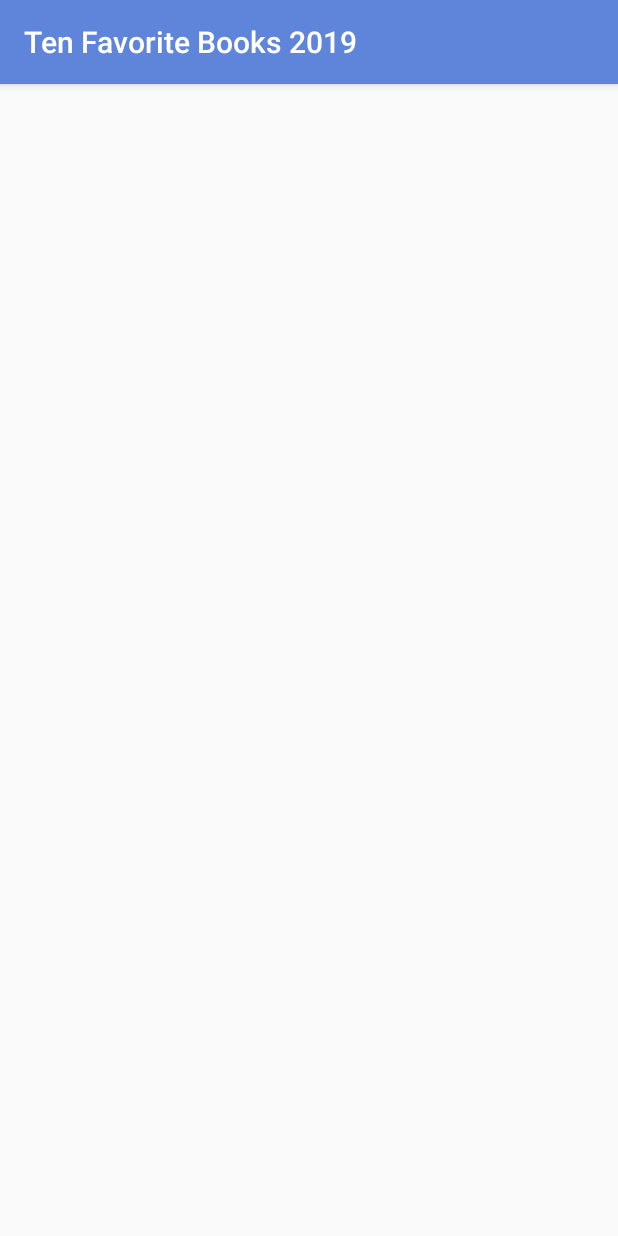
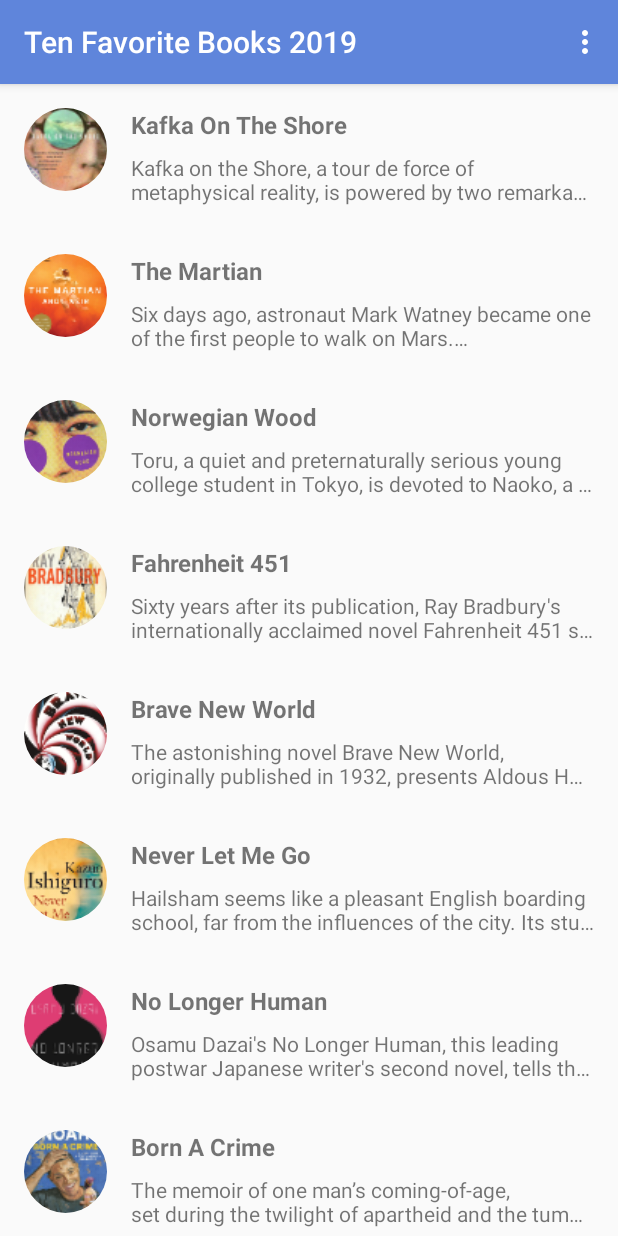
Before and after one commit to Torrent4Dayz/TenFavoriteBooks2019, an Android app: the screen it shows after launch (MainActivity), on a phone screen of 412 x 824 dp. Run offline under Robolectric (Android 15) with nearby library versions, the phone set to English and light mode, and no system bars; our stand-ins replace CircleImageView.

Commit message:
New GridView

```diff
--- a/app/src/main/java/com/dicoding/picodiploma/tenfavoritebooks2019/BookData.kt
+++ b/app/src/main/java/com/dicoding/picodiploma/tenfavoritebooks2019/BookData.kt
@@ -32,5 +32,41 @@ object BookData {
             "\n" +
             "Guy Montag is a fireman. His job is to destroy the most illegal of commodities, the printed book, along with the houses in which they are hidden. Montag never questions the destruction and ruin his actions produce, returning each day to his bland life and wife, Mildred, who spends all day with her television \"family.\" But when he meets an eccentric young neighbor, Clarisse, who introduces him to a past where people didn't live in fear and to a present where one sees the world through the ideas in books instead of the mindless chatter of television, Montag begins to question everything he has ever known.\n" +
             "\n" +
-            "The sixtieth-anniversary edition commemorates Ray Bradbury's masterpiece with a new introduction by Neil Gaiman; personal essays on the genesis of the novel by the author; a wealth of critical essays and reviews by Nelson Algren, Harold Bloom, Margaret Atwood, and others; rare manuscript pages and sketches from Ray Bradbury's personal archive; and much more. Here, at last, is the definitive edition of a classic of world literature.")
+            "The sixtieth-anniversary edition commemorates Ray Bradbury's masterpiece with a new introduction by Neil Gaiman; personal essays on the genesis of the novel by the author; a wealth of critical essays and reviews by Nelson Algren, Harold Bloom, Margaret Atwood, and others; rare manuscript pages and sketches from Ray Bradbury's personal archive; and much more. Here, at last, is the definitive edition of a classic of world literature.",
+    "The astonishing novel Brave New World, originally published in 1932, presents Aldous Huxley's vision of the future--of a world utterly transformed. Through the most efficient scientific and psychological engineering, people are genetically designed to be passive and therefore consistently useful to the ruling class. This powerful work of speculative fiction sheds a blazing critical light on the present and is considered to be Aldous Huxley's most enduring masterpiece.",
+    "Hailsham seems like a pleasant English boarding school, far from the influences of the city. Its students are well tended and supported, trained in art and literature, and become just the sort of people the world wants them to be. But, curiously, they are taught nothing of the outside world and are allowed little contact with it.\n" +
+            "\n" +
+            "Within the grounds of Hailsham, Kathy grows from schoolgirl to young woman, but it’s only when she and her friends Ruth and Tommy leave the safe grounds of the school (as they always knew they would) that they realize the full truth of what Hailsham is.\n" +
+            "\n" +
+            "Never Let Me Go breaks through the boundaries of the literary novel. It is a gripping mystery, a beautiful love story, and also a scathing critique of human arrogance and a moral examination of how we treat the vulnerable and different in our society. In exploring the themes of memory and the impact of the past, Ishiguro takes on the idea of a possible future to create his most moving and powerful book to date.",
+    "Osamu Dazai's No Longer Human, this leading postwar Japanese writer's second novel, tells the poignant and fascinating story of a young man who is caught between the breakup of the traditions of a northern Japanese aristocratic family and the impact of Western ideas. In consequence, he feels himself \"disqualified from being human\" (a literal translation of the Japanese title).",
+    "The memoir of one man’s coming-of-age, set during the twilight of apartheid and the tumultuous days of freedom that followed.\n" +
+            "\n" +
+            "Trevor Noah’s unlikely path from apartheid South Africa to the desk of The Daily Show began with a criminal act: his birth. Trevor was born to a white Swiss father and a black Xhosa mother at a time when such a union was punishable by five years in prison. Living proof of his parents’ indiscretion, Trevor was kept mostly indoors for the earliest years of his life, bound by the extreme and often absurd measures his mother took to hide him from a government that could, at any moment, steal him away. Finally liberated by the end of South Africa’s tyrannical white rule, Trevor and his mother set forth on a grand adventure, living openly and freely and embracing the opportunities won by a centuries-long struggle.\n" +
+            "\n" +
+            "Born a Crime is the story of a mischievous young boy who grows into a restless young man as he struggles to find himself in a world where he was never supposed to exist. It is also the story of that young man’s relationship with his fearless, rebellious, and fervently religious mother—his teammate, a woman determined to save her son from the cycle of poverty, violence, and abuse that would ultimately threaten her own life.",
+    "In December 1937, the Japanese army invaded the ancient city of Nanking, systematically raping, torturing, and murdering more than 300,000 Chinese civilians.\n" +
+            "\n" +
+            "This book tells the story from three perspectives: of the Japanese soldiers who performed it, of the Chinese civilians who endured it, and of a group of Europeans and Americans who refused to abandon the city and were able to create a safety zone that saved many.",
+    "It is twenty years after Nazi Germany's triumphant victory in World War II and the entire country is preparing for the grand celebration of the Führer's seventy-fifth birthday, as well as the imminent peacemaking visit from President Kennedy.\n" +
+            "\n" +
+            "Meanwhile, Berlin Detective Xavier March -- a disillusioned but talented investigation of a corpse washed up on the shore of a lake. When a dead man turns out to be a high-ranking Nazi commander, the Gestapo orders March off the case immediately. Suddenly other unrelated deaths are anything but routine.\n" +
+            "\n" +
+            "Now obsessed by the case, March teams up with a beautiful, young American journalist and starts asking questions...dangerous questions. What they uncover is a terrifying and long-concealed conspiracy of such astonding and mind-numbing terror that is it certain to spell the end of the Third Reich -- if they can live long enough to tell the world about it.")
+
+
+    private val bookImages = intArrayOf(R.drawable.kafka,R.drawable.martian,R.drawable.wood,R.drawable.fahrenheit,R.drawable.bnw,R.drawable.go,R.drawable.human,R.drawable.crime,R.drawable.rape,R.drawable.fatherland)
+
+    val listData: ArrayList<Book>
+    get() {
+        val list = arrayListOf<Book>()
+        for (position in bookNames.indices){
+            val book = Book()
+            book.name = bookNames[position]
+            book.detail = bookDetails[position]
+            book.photo = bookImages[position]
+            list.add(book)
+        }
+        return list
+    }
 }
--- /dev/null
+++ b/app/src/main/java/com/dicoding/picodiploma/tenfavoritebooks2019/ListBookAdapter.kt
@@ -0,0 +1,40 @@
+package com.dicoding.picodiploma.tenfavoritebooks2019
+
+import android.view.LayoutInflater
+import android.view.View
+import android.view.ViewGroup
+import android.widget.ImageView
+import android.widget.TextView
+import androidx.recyclerview.widget.RecyclerView
+import com.bumptech.glide.Glide
+import com.bumptech.glide.request.RequestOptions
+
+class ListBookAdapter(val listBook: ArrayList<Book>) : RecyclerView.Adapter<ListBookAdapter.ListViewHolder>() {
+    inner class ListViewHolder(itemView: View) : RecyclerView.ViewHolder(itemView) {
+        var tvName: TextView = itemView.findViewById(R.id.tv_item_name)
+        var tvDetail: TextView = itemView.findViewById(R.id.tv_item_detail)
+        var imgPhoto: ImageView = itemView.findViewById(R.id.img_item_photo)
+    }
+
+    override fun onCreateViewHolder(viewGroup: ViewGroup, viewType: Int): ListViewHolder {
+        val view: View = LayoutInflater.from(viewGroup.context).inflate(R.layout.item_row_hero, viewGroup, false)
+        return ListViewHolder(view)
+    }
+
+    override fun getItemCount(): Int {
+        return listBook.size
+    }
+
+    override fun onBindViewHolder(holder: ListViewHolder, position: Int) {
+        val book = listBook[position]
+
+        Glide.with(holder.itemView.context)
+            .load(book.photo)
+            .apply(RequestOptions().override(55,55))
+            .into(holder.imgPhoto)
+
+        holder.tvName.text = book.name
+        holder.tvDetail.text = book.detail
+    }
+
+}
--- a/app/src/main/java/com/dicoding/picodiploma/tenfavoritebooks2019/MainActivity.kt
+++ b/app/src/main/java/com/dicoding/picodiploma/tenfavoritebooks2019/MainActivity.kt
@@ -2,10 +2,60 @@ package com.dicoding.picodiploma.tenfavoritebooks2019
 
 import androidx.appcompat.app.AppCompatActivity
 import android.os.Bundle
+import android.view.Menu
+import android.view.MenuItem
+import androidx.recyclerview.widget.GridLayoutManager
+import androidx.recyclerview.widget.LinearLayoutManager
+import androidx.recyclerview.widget.RecyclerView
 
 class MainActivity : AppCompatActivity() {
+    private lateinit var rvBook: RecyclerView
+    private var list: ArrayList<Book> = arrayListOf()
+
     override fun onCreate(savedInstanceState: Bundle?) {
         super.onCreate(savedInstanceState)
         setContentView(R.layout.activity_main)
+
+        rvBook = findViewById(R.id.rv_heroes)
+        rvBook.setHasFixedSize(true)
+
+        list.addAll(BookData.listData)
+        showRecyclerList()
     }
+    private fun showRecyclerList(){
+        rvBook.layoutManager = LinearLayoutManager(this)
+        val listBookAdapter = ListBookAdapter(list)
+        rvBook.adapter = listBookAdapter
+    }
+    private fun showRecyclerGrid() {
+        rvBook.layoutManager = GridLayoutManager(this,2)
+        val gridBookAdapter = GridBookAdapter(list)
+        rvBook.adapter = gridBookAdapter
+    }
+
+    override fun onCreateOptionsMenu(menu: Menu): Boolean {
+        menuInflater.inflate(R.menu.menu_main, menu)
+        return super.onCreateOptionsMenu(menu)
+    }
+
+    override fun onOptionsItemSelected(item: MenuItem): Boolean {
+        setMode(item.itemId)
+        return super.onOptionsItemSelected(item)
+    }
+
+    private fun setMode(selectedMode: Int){
+        when (selectedMode){
+            R.id.action_list ->{
+                showRecyclerList()
+            }
+
+            R.id.action_grid ->{
+                showRecyclerGrid()
+            }
+
+            R.id.action_cardview ->{}
+        }
+    }
+
+
 }
--- a/app/src/main/res/layout/item_row_hero.xml
+++ b/app/src/main/res/layout/item_row_hero.xml
@@ -35,5 +35,6 @@
             android:ellipsize="end"
             android:maxLines="2"
             tools:text="@string/detail" />
+
     </LinearLayout>
 </RelativeLayout>
--- /dev/null
+++ b/app/src/main/res/menu/menu_main.xml
@@ -0,0 +1,24 @@
+<?xml version="1.0" encoding="utf-8"?>
+<menu xmlns:android="http://schemas.android.com/apk/res/android"
+    xmlns:app="http://schemas.android.com/apk/res-auto">
+xmlns:app="http://schemas:android.com/apk/res-auto"
+    <item
+        android:id="@+id/action_list"
+        android:title="@string/list"
+        app:showAsAction="never"/>
+
+    <item
+        android:id="@+id/action_grid"
+        android:title="@string/grid"
+        app:showAsAction="never"/>
+
+    <item
+        android:id="@+id/action_cardview"
+        android:title="@string/with_cardview"
+        app:showAsAction="never"/>
+
+    <item
+        android:id="@+id/about"
+        android:title="@string/profile"
+        app:showAsAction="never"/>
+</menu>
--- a/app/src/main/res/values/colors.xml
+++ b/app/src/main/res/values/colors.xml
@@ -3,4 +3,5 @@
     <color name="colorPrimary">#5f85db</color>
     <color name="colorPrimaryDark">#26282b</color>
     <color name="colorAccent">#90b8f8</color>
+    <color name="colorSubTitle">#757575</color>
 </resources>
--- a/app/src/main/res/values/strings.xml
+++ b/app/src/main/res/values/strings.xml
@@ -2,4 +2,9 @@
     <string name="app_name">Ten Favorite Books 2019</string>
     <string name="book_name">Nama Buku</string>
     <string name="detail">Detail</string>
+    <string name="list">List</string>
+    <string name="grid">Grid</string>
+    <string name="with_cardview">with CardView</string>
+    <string name="share">Share</string>
+    <string name="profile">Profile</string>
 </resources>
```
Also changed, not shown: app/src/main/java/com/dicoding/picodiploma/tenfavoritebooks2019/Book.java (+4 -9 lines), app/src/main/java/com/dicoding/picodiploma/tenfavoritebooks2019/GridHeroAdapter.kt (added, +30 -0 lines), app/src/main/res/layout/item_grid_hero.xml (added, +17 -0 lines), app/src/main/res/values/styles.xml (+36 -0 lines).
